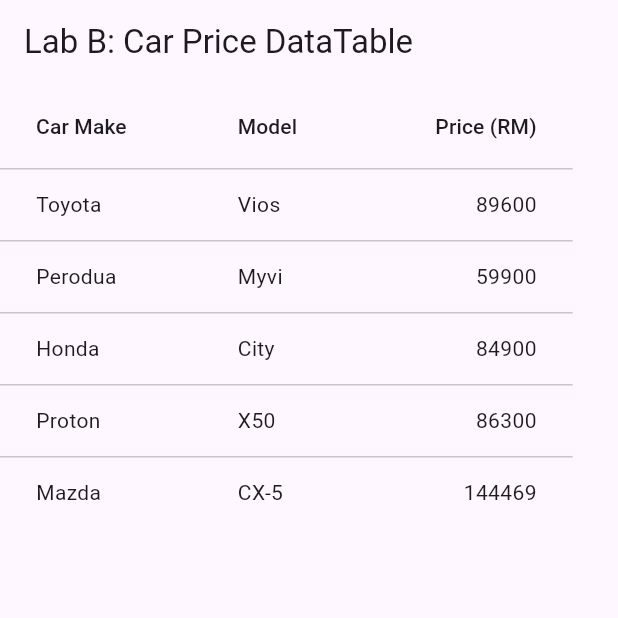
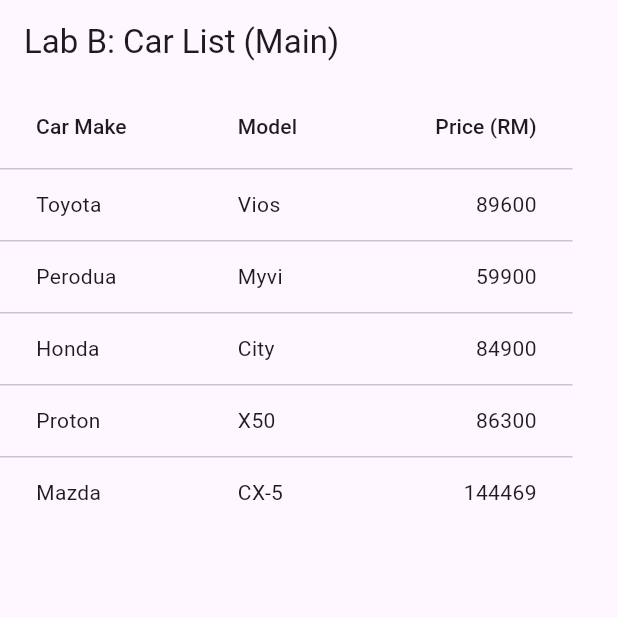
Before and after one commit to nazetta/TMA3084_G02_103041_Lab05_Lesson07, a Flutter app: the screen it shows after launch, on a phone screen of 412 x 824 dp, the top half of it. Run offline on Flutter 3.47's test engine with Material 3 defaults, Android fonts, the phone set to English and light mode, and no system bars.

Commit message:
Update title on conflict-demo branch

```diff
--- a/lab_b/lib/main.dart
+++ b/lab_b/lib/main.dart
@@ -63,7 +63,7 @@ class _CarTablePageState extends State<CarTablePage> {
   @override
   Widget build(BuildContext context) {
     return Scaffold(
-      appBar: AppBar(title: const Text('Lab B: Car Price DataTable')),
+      appBar: AppBar(title: const Text('Lab B: Car List (Main)')),
       body: SingleChildScrollView(
         scrollDirection: Axis.horizontal,
         child: DataTable(
```
